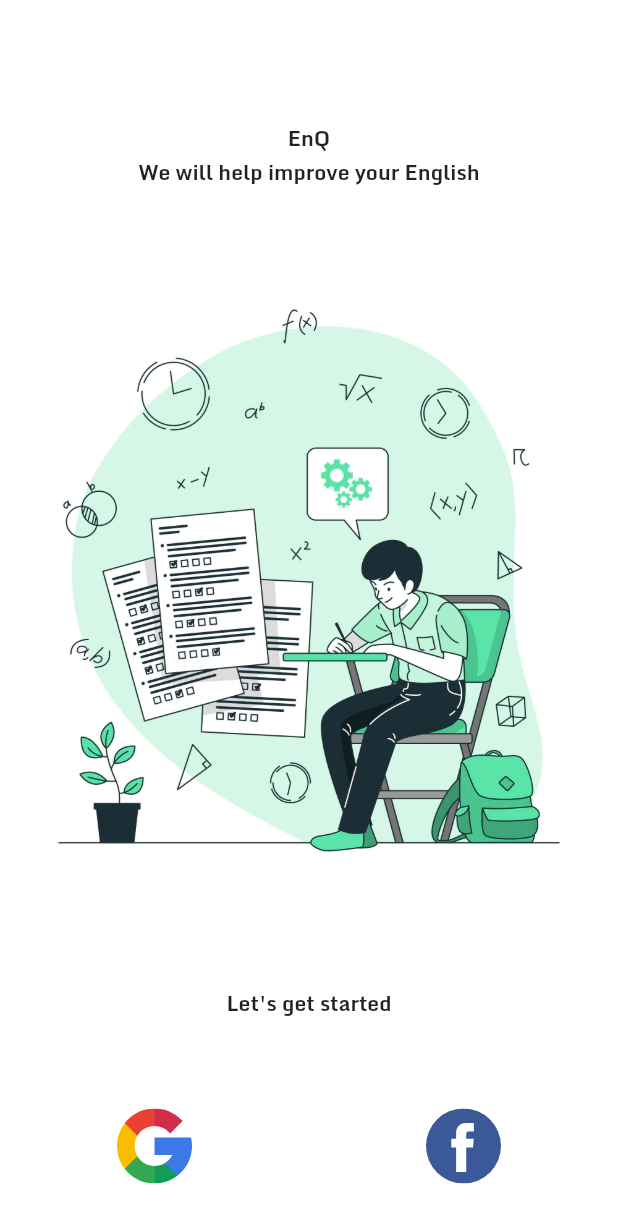
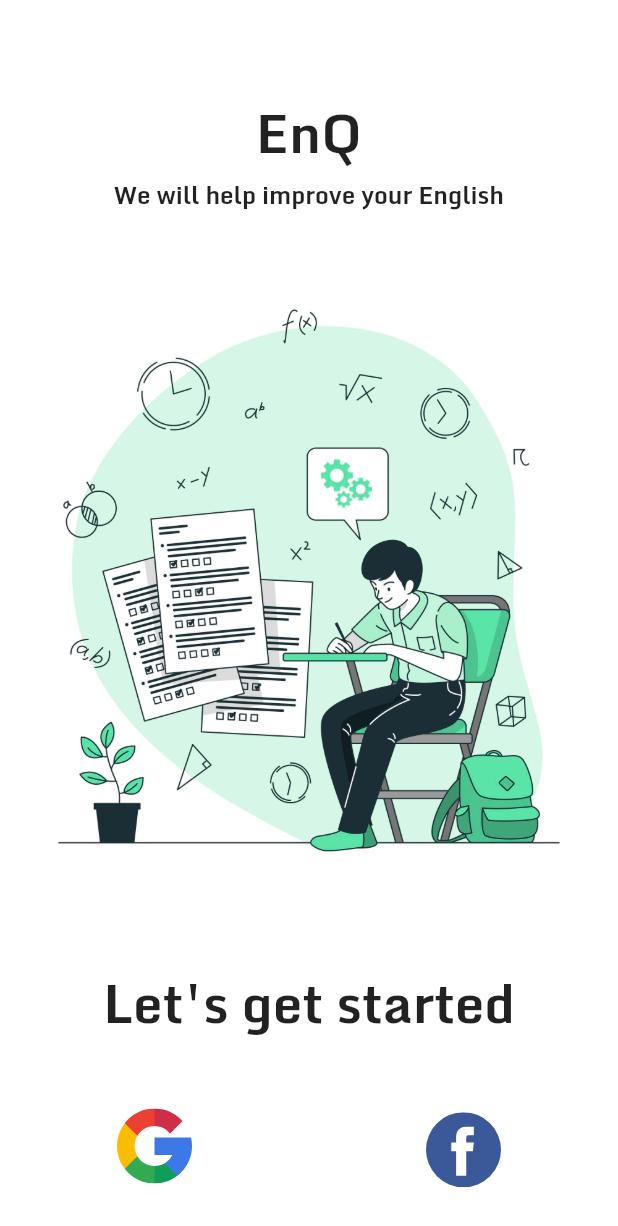
Before and after one commit to nguyenbinhanltv/EnQ, a Flutter app: the screen it shows after launch, on a phone screen of 412 x 824 dp. Shown: the top 1226 px of the screen. Run offline on Flutter 3.47's test engine with Material 2 defaults, Android fonts, the phone set to English and light mode, and no system bars; our stand-ins replace animated_text_kit, firebase_auth, flutter_spinkit, flutter_svg, google_sign_in; accounts and stored records are empty.

Commit message:
done ui login page, look like ok

```diff
--- a/lib/pages/login.dart
+++ b/lib/pages/login.dart
@@ -27,11 +27,22 @@ class _LoginState extends State<Login> {
                 children: <Widget>[
                   Container(
                     margin: const EdgeInsets.only(
-                      top: 80,
+                      top: 60,
                     ),
-                    child: Text("EnQ"),
+                    child: Text(
+                      "EnQ",
+                      style: TextStyle(
+                        color: Colors.black87,
+                        fontSize: 35,
+                        fontWeight: FontWeight.bold,
+                      ),
+                    ),
                   ),
-                  Text("We will help improve your English"),
+                  Text(
+                    "We will help improve your English",
+                    textAlign: TextAlign.center,
+                    style: TextStyle(color: Colors.black87, fontSize: 16),
+                  ),
                 ],
               ),
             ),
@@ -41,7 +52,14 @@ class _LoginState extends State<Login> {
               ),
             ),
             Container(
-              child: Text("Let's get started"),
+              child: Text(
+                "Let's get started",
+                style: TextStyle(
+                  color: Colors.black87,
+                  fontSize: 35,
+                  fontWeight: FontWeight.w200,
+                ),
+              ),
             ),
             Container(
               child: Row(
@@ -59,7 +77,7 @@ class _LoginState extends State<Login> {
                   ),
                   Container(
                     margin: EdgeInsets.only(
-                      bottom: 35,
+                      bottom: 30,
                     ),
                     child: SvgPicture.asset(
                       "assets/images/facebook.svg",
```
